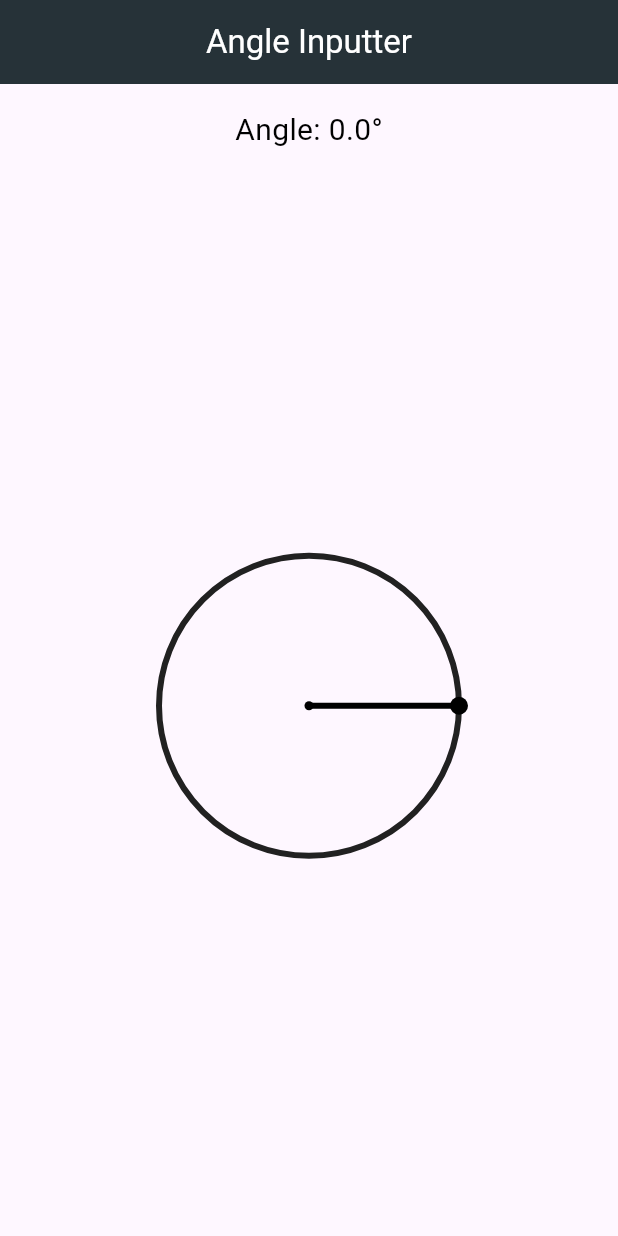
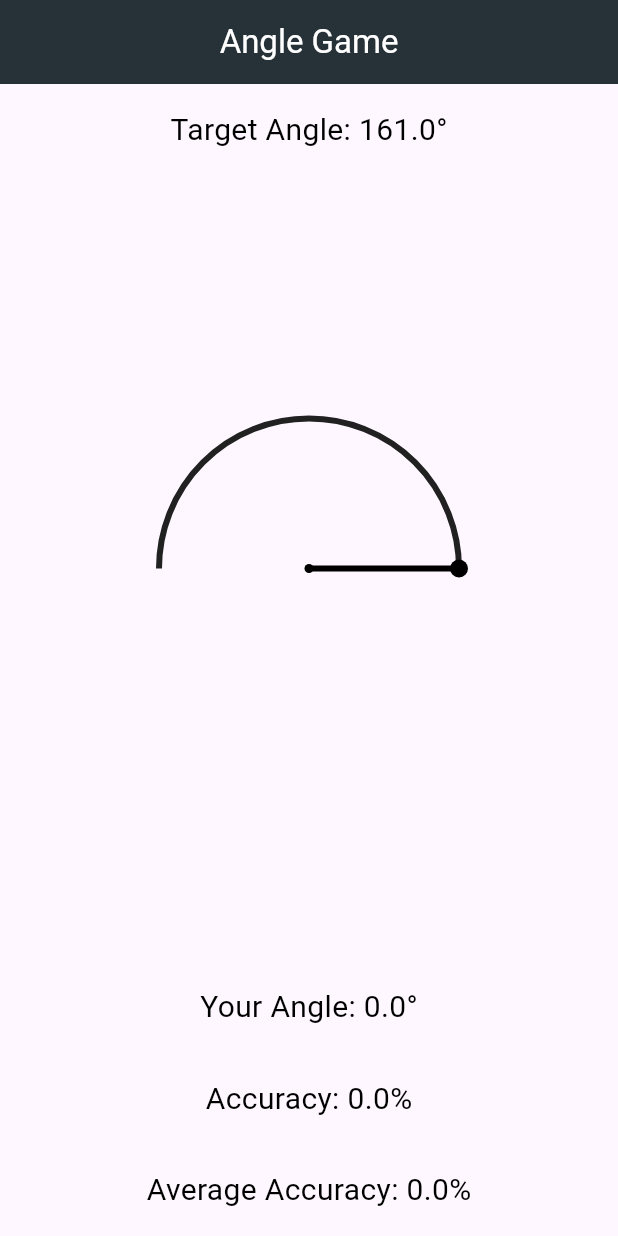
Before and after one commit to AkkiSeven/angle, a Flutter app: the screen it shows after launch, on a phone screen of 412 x 824 dp. Run offline on Flutter 3.47's test engine with Material 3 defaults, Android fonts, the phone set to English and light mode, and no system bars; our stand-ins replace vibration.

Commit message:
Second commit(Final changes for version 1)

```diff
--- a/lib/main.dart
+++ b/lib/main.dart
@@ -1,5 +1,4 @@
 import 'package:flutter/material.dart';
-import 'package:flutter/widgets.dart';
 import 'dart:math';
 import 'package:vibration/vibration.dart';
 
@@ -19,7 +18,7 @@ class MyApp extends StatelessWidget {
         primaryColor: Colors.blueGrey[900], // Dark background
         useMaterial3: true,
       ),
-      home: const MyHomePage(title: 'Angle Inputter'),
+      home: const MyHomePage(title: 'Angle Game'),
     );
   }
 }
@@ -35,41 +34,72 @@ class MyHomePage extends StatefulWidget {
 class _MyHomePageState extends State<MyHomePage> {
   double _angle = 0.0;
   bool _dotPressed = false;
+  double _targetAngle = 0.0;
+  double _accuracy = 0.0;
+  double _totalAccuracy = 0.0;
+  int _attempts = 0;
+  double _previousTargetAngle = -1.0;
+  double _userAngle = 0.0;
 
-  bool _isPointInsideDot(Offset point, Offset dotCenter, double radius) {
-    return (point - dotCenter).distance <= radius;
+  @override
+  void initState() {
+    super.initState();
+    _generateNewTarget();
   }
 
-  Rect _getDotTouchTarget(Offset dotCenter, double dotRadius) {
-    const double touchTargetPadding = 24.0;
-    return Rect.fromCenter(
-      center: dotCenter,
-      width: 2 * (dotRadius + touchTargetPadding),
-      height: 2 * (dotRadius + touchTargetPadding),
-    );
+  void _generateNewTarget() {
+    double newTargetAngle;
+    do {
+      newTargetAngle = Random().nextInt(180).toDouble() + 1; // 1 to 180 degrees
+    } while (newTargetAngle == _previousTargetAngle);
+
+    setState(() {
+      _previousTargetAngle = newTargetAngle;
+      _targetAngle = newTargetAngle;
+    });
   }
 
   void _updateAngle(Offset position) {
-    final Offset center = Offset(100, 100);
-    final double radius = 100;
-
+    const Offset center = Offset(100, 100);
     double newAngle =
-        atan2(position.dy - center.dy, position.dx - center.dx) * 180 / pi;
+        atan2(center.dy - position.dy, position.dx - center.dx) * 180 / pi;
     if (newAngle < 0) newAngle += 360;
 
+    // Normalize angle to be between 0 and 360
+    newAngle = newAngle % 360;
+
+    // Restrict the angle to the top half (0 to 180 degrees)
+    if (newAngle > 180) return;
+
+    // Allow slight tolerance for snapping to 0 and 180 degrees
+    if (newAngle < 3) newAngle = 0;
+    if (newAngle > 177 && newAngle <= 180) newAngle = 180;
+
     // Snap to 1-degree increments
-    newAngle = (newAngle / 1).round() * 1;
+    newAngle = newAngle.roundToDouble();
 
     setState(() {
       _angle = newAngle;
     });
   }
 
+  void _calculateAccuracy() {
+    setState(() {
+      _accuracy = 100 - (((_angle - _targetAngle).abs() / 180) * 100);
+      _totalAccuracy += _accuracy;
+      _attempts += 1;
+      _userAngle = _angle; // Store the user's angle for display
+    });
+  }
+
+  void _resetAngle() {
+    setState(() {
+      _angle = 0.0;
+    });
+  }
+
   @override
   Widget build(BuildContext context) {
-    // Calculate display angle (0-180 degrees)
-    double displayAngle = _angle <= 180 ? _angle : 360 - _angle;
-
     return Scaffold(
       appBar: AppBar(
         backgroundColor: Theme.of(context).primaryColor,
@@ -82,7 +112,7 @@ class _MyHomePageState extends State<MyHomePage> {
           Padding(
             padding: const EdgeInsets.all(16.0),
             child: Text(
-              'Angle: ${displayAngle.toStringAsFixed(1)}°',
+              'Target Angle: ${_targetAngle.toStringAsFixed(1)}°',
               style: const TextStyle(color: Colors.black, fontSize: 20),
             ),
           ),
@@ -93,16 +123,14 @@ class _MyHomePageState extends State<MyHomePage> {
                 height: 200,
                 child: GestureDetector(
                   onPanStart: (details) {
-                    final dotRadius = _dotPressed ? 12.0 : 6.0;
-                    final Offset center = Offset(100, 100);
+                    const Offset center = Offset(100, 100);
                     final Offset dotCenter = Offset(
                       center.dx + 100 * cos(_angle * pi / 180),
-                      center.dy + 100 * sin(_angle * pi / 180),
+                      center.dy - 100 * sin(_angle * pi / 180),
                     );
 
-                    // Update the touch target area based on the current dot position
-                    if (_getDotTouchTarget(dotCenter, dotRadius)
-                        .contains(details.localPosition)) {
+                    // Adjusted the touch target area to be more generous
+                    if ((details.localPosition - dotCenter).distance <= 24.0) {
                       setState(() {
                         _dotPressed = true;
                         Vibration.vibrate();
@@ -118,6 +146,9 @@ class _MyHomePageState extends State<MyHomePage> {
                     setState(() {
                       _dotPressed = false;
                     });
+                    _calculateAccuracy(); // Calculate accuracy after releasing finger
+                    _resetAngle(); // Reset angle after releasing finger
+                    _generateNewTarget(); // Generate new target angle for the next attempt
                   },
                   child: CustomPaint(
                     size: const Size(200, 200),
@@ -125,6 +156,27 @@ class _MyHomePageState extends State<MyHomePage> {
                   ),
                 ),
               ),
+            ),
+          ),
+          Padding(
+            padding: const EdgeInsets.all(16.0),
+            child: Text(
+              'Your Angle: ${_userAngle.toStringAsFixed(1)}°',
+              style: const TextStyle(color: Colors.black, fontSize: 20),
+            ),
+          ),
+          Padding(
+            padding: const EdgeInsets.all(16.0),
+            child: Text(
+              'Accuracy: ${_accuracy.toStringAsFixed(1)}%',
+              style: const TextStyle(color: Colors.black, fontSize: 20),
+            ),
+          ),
+          Padding(
+            padding: const EdgeInsets.all(16.0),
+            child: Text(
+              'Average Accuracy: ${(_attempts > 0 ? (_totalAccuracy / _attempts) : 0).toStringAsFixed(1)}%',
+              style: const TextStyle(color: Colors.black, fontSize: 20),
             ),
           ),
         ],
@@ -144,12 +196,18 @@ class AnglePainter extends CustomPainter {
     final double radius = size.width / 2;
     final Offset center = Offset(size.width / 2, size.height / 2);
 
-    // Draw the circle
-    final circlePaint = Paint()
+    // Draw the semicircle (top half)
+    final semicirclePaint = Paint()
       ..color = const Color(0xFF212121) // Dark gray
       ..strokeWidth = 4.0
       ..style = PaintingStyle.stroke;
-    canvas.drawCircle(center, radius, circlePaint);
+    canvas.drawArc(
+      Rect.fromCircle(center: center, radius: radius),
+      pi, // Start angle (180 degrees)
+      pi, // Sweep angle (180 degrees)
+      false,
+      semicirclePaint,
+    );
 
     // Draw the reference line
     final referenceLinePaint = Paint()
@@ -162,7 +220,7 @@ class AnglePainter extends CustomPainter {
     final double radian = angle * (pi / 180);
     final Offset endPoint = Offset(
       center.dx + radius * cos(radian),
-      center.dy + radius * sin(radian),
+      center.dy - radius * sin(radian),
     );
 
     // Draw the rotating line
@@ -173,9 +231,10 @@ class AnglePainter extends CustomPainter {
 
     // Draw the dot at the end of the rotating line
     final dotPaint = Paint()
-      ..color = Colors.black // White dot
+      ..color = Colors.black // Black dot
       ..style = PaintingStyle.fill;
     canvas.drawCircle(endPoint, dotPressed ? 12.0 : 6.0, dotPaint);
+
 
     // Draw the center dot
     final centerDotPaint = Paint()
```
